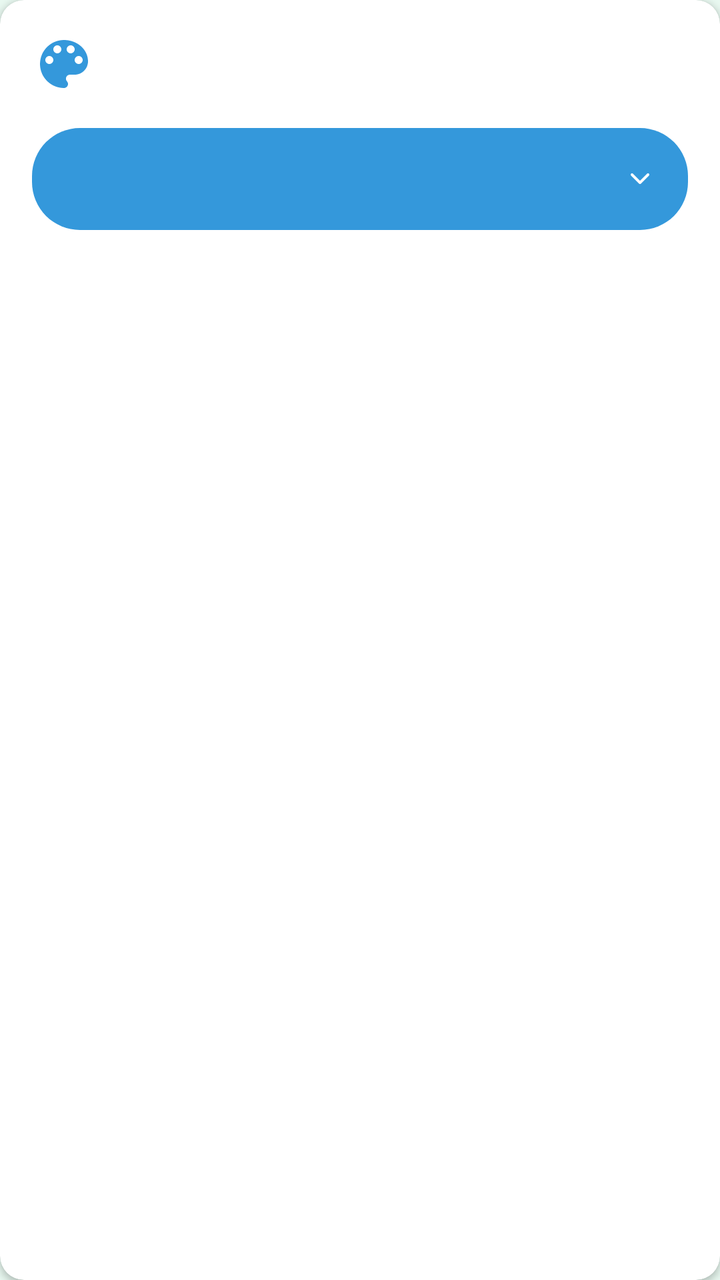
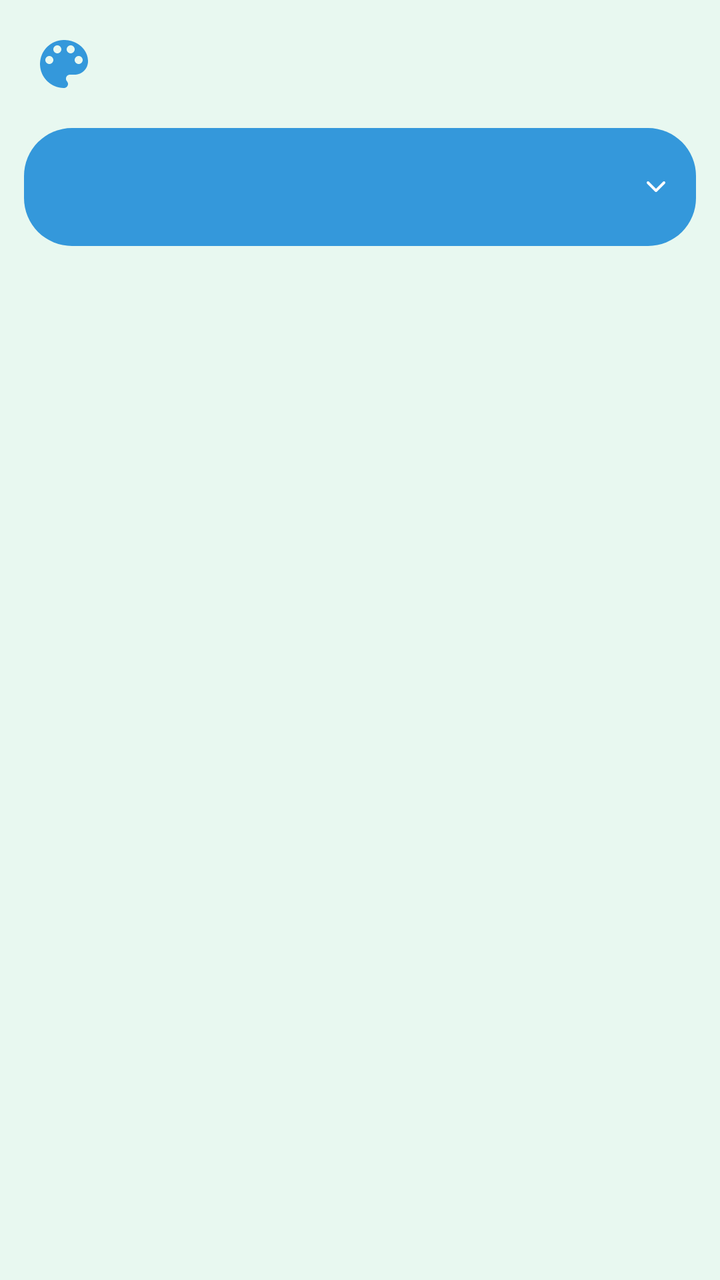

An Android layout rendered at two revisions. The XML below is the earlier revision; the diff shows what the commit changed to produce the second picture.
<!-- AndroidManifest.xml: application theme Theme.Equilibra -->
<!-- res/layout/view_selector.xml -->
<?xml version="1.0" encoding="utf-8"?>
<layout xmlns:android="http://schemas.android.com/apk/res/android"
    xmlns:app="http://schemas.android.com/apk/res-auto">

    <com.google.android.material.card.MaterialCardView
        android:id="@+id/cardContainer"
        android:layout_width="match_parent"
        android:layout_height="wrap_content"
        app:cardElevation="2dp"
        app:cardCornerRadius="12dp"
        app:cardBackgroundColor="@color/background_card">

        <LinearLayout
            android:layout_width="match_parent"
            android:layout_height="wrap_content"
            android:orientation="vertical"
            android:padding="16dp">

            
            <LinearLayout
                android:id="@+id/titleContainer"
                android:layout_width="match_parent"
                android:layout_height="wrap_content"
                android:orientation="horizontal"
                android:gravity="center_vertical"
                android:layout_marginBottom="16dp">

                <ImageView
                    android:id="@+id/cardIcon"
                    android:layout_width="32dp"
                    android:layout_height="32dp"
                    android:src="@drawable/ic_palette"
                    app:tint="@color/secondary" />

                <TextView
                    android:id="@+id/cardTitle"
                    android:layout_width="wrap_content"
                    android:layout_height="wrap_content"
                    android:textStyle="bold"
                    android:textSize="16sp"
                    android:textColor="@color/text_primary"
                    android:layout_marginStart="12dp" />

            </LinearLayout>

            
            <LinearLayout
                android:id="@+id/selectorContainer"
                android:layout_width="match_parent"
                android:layout_height="wrap_content"
                android:background="@drawable/selector_background"
                android:clickable="true"
                android:focusable="true"
                android:gravity="center_vertical"
                android:orientation="horizontal"
                android:padding="16dp">

                <TextView
                    android:id="@+id/selectorLabel"
                    android:layout_width="wrap_content"
                    android:layout_height="wrap_content"
                    android:textColor="@color/white"
                    android:textSize="14sp"
                    android:textStyle="bold" />

                <TextView
                    android:id="@+id/selectorValue"
                    android:layout_width="0dp"
                    android:layout_height="wrap_content"
                    android:layout_marginStart="8dp"
                    android:layout_weight="1"
                    android:textColor="@color/white"
                    android:textSize="14sp"
                    android:textStyle="bold" />

                <ImageView
                    android:id="@+id/selectorArrow"
                    android:layout_width="16dp"
                    android:layout_height="16dp"
                    android:layout_marginStart="8dp"
                    android:src="@drawable/ic_nav_chevron_down"
                    app:tint="@color/white" />
            </LinearLayout>

            
            <FrameLayout
                android:id="@+id/extraContent"
                android:layout_width="match_parent"
                android:layout_height="wrap_content"
                android:visibility="gone" />

        </LinearLayout>
    </com.google.android.material.card.MaterialCardView>
</layout>
<!-- resources referenced by this layout -->
<resources>
  <color name="background_card">#FFFFFF</color>
  <color name="secondary">#3498DB</color>
  <color name="text_primary">#1E2939</color>
  <color name="white">#FFFFFF</color>
  <!-- drawable ic_nav_chevron_down (drawable) -->
  ﻿<vector xmlns:android="http://schemas.android.com/apk/res/android"
      android:width="24dp" android:height="24dp"
      android:viewportWidth="24" android:viewportHeight="24">  <path android:fillColor="#00000000" android:strokeColor="#FF000000" android:strokeWidth="2" android:strokeLineCap="round" android:strokeLineJoin="round" android:pathData="m6 9 6 6 6-6" />
  </vector>
  <!-- drawable ic_palette (drawable) -->
  <vector xmlns:android="http://schemas.android.com/apk/res/android"
      android:width="24dp"
      android:height="24dp"
      android:viewportWidth="24"
      android:viewportHeight="24">
      <path
          android:fillColor="#000000"
          android:pathData="M12,3c-4.97,0 -9,4.03 -9,9s4.03,9 9,9c0.83,0 1.5,-0.67 1.5,-1.5c0,-0.39 -0.15,-0.74 -0.39,-1.01c-0.23,-0.26 -0.38,-0.61 -0.38,-0.99c0,-0.83 0.67,-1.5 1.5,-1.5L16,16c2.76,0 5,-2.24 5,-5c0,-4.42 -4.03,-8 -9,-8zM6.5,12c-0.83,0 -1.5,-0.67 -1.5,-1.5S5.67,9 6.5,9S8,9.67 8,10.5S7.33,12 6.5,12zM9.5,8C8.67,8 8,7.33 8,6.5S8.67,5 9.5,5s1.5,0.67 1.5,1.5S10.33,8 9.5,8zM14.5,8c-0.83,0 -1.5,-0.67 -1.5,-1.5S13.67,5 14.5,5s1.5,0.67 1.5,1.5S15.33,8 14.5,8zM17.5,12c-0.83,0 -1.5,-0.67 -1.5,-1.5S16.67,9 17.5,9s1.5,0.67 1.5,1.5S18.33,12 17.5,12z"/>
  </vector>
  <!-- drawable selector_background (drawable) -->
  <?xml version="1.0" encoding="utf-8"?>
  <shape xmlns:android="http://schemas.android.com/apk/res/android">
      <solid android:color="#3498DB" />
      <corners android:radius="24dp" />
  </shape>
  <style name="Theme.Equilibra" parent="Theme.MaterialComponents.DayNight.NoActionBar">
          <item name="colorPrimary">@color/primary_main</item>
          <item name="colorPrimaryVariant">@color/primary_light</item>
          <item name="colorOnPrimary">@color/white</item>
  
          <item name="colorSecondary">@color/secondary_main</item>
          <item name="colorSecondaryVariant">@color/secondary_light</item>
          <item name="colorOnSecondary">@color/white</item>
  
          <item name="android:statusBarColor">@color/primary_light</item>
          <item name="android:windowBackground">@color/primary_lightest</item>
  
          <item name="colorAccent">@color/accent_main</item>
      </style>
  <color name="primary_main">#2ECC71</color>
  <color name="primary_light">#27AE60</color>
  <color name="secondary_main">#3498DB</color>
  <color name="secondary_light">#5DADE2</color>
  <color name="primary_lightest">#E8F8F0</color>
  <color name="accent_main">#E67E22</color>
</resources>

<!-- the commit's change to res/layout/view_selector.xml (unified diff, before → after) -->
@@ -2,19 +2,14 @@
 <layout xmlns:android="http://schemas.android.com/apk/res/android"
     xmlns:app="http://schemas.android.com/apk/res-auto">
 
-    <com.google.android.material.card.MaterialCardView
-        android:id="@+id/cardContainer"
+    <LinearLayout
         android:layout_width="match_parent"
         android:layout_height="wrap_content"
-        app:cardElevation="2dp"
-        app:cardCornerRadius="12dp"
-        app:cardBackgroundColor="@color/background_card">
-
-        <LinearLayout
-            android:layout_width="match_parent"
-            android:layout_height="wrap_content"
-            android:orientation="vertical"
-            android:padding="16dp">
+        android:orientation="vertical"
+        android:layout_marginBottom="16dp"
+        app:cardCornerRadius="16dp"
+        app:cardElevation="4dp"
+        app:cardBackgroundColor="@android:color/white">
 
             
             <LinearLayout
@@ -23,7 +18,7 @@
                 android:layout_height="wrap_content"
                 android:orientation="horizontal"
                 android:gravity="center_vertical"
-                android:layout_marginBottom="16dp">
+                android:layout_margin="16dp">
 
                 <ImageView
                     android:id="@+id/cardIcon"
@@ -53,13 +48,16 @@
                 android:focusable="true"
                 android:gravity="center_vertical"
                 android:orientation="horizontal"
-                android:padding="16dp">
+                android:layout_marginStart="12dp"
+                android:layout_marginEnd="12dp"
+                android:padding="12dp">
 
                 <TextView
                     android:id="@+id/selectorLabel"
                     android:layout_width="wrap_content"
                     android:layout_height="wrap_content"
                     android:textColor="@color/white"
+                    android:layout_margin="8dp"
                     android:textSize="14sp"
                     android:textStyle="bold" />
 
@@ -89,6 +87,6 @@
                 android:layout_height="wrap_content"
                 android:visibility="gone" />
 
-        </LinearLayout>
-    </com.google.android.material.card.MaterialCardView>
+    </LinearLayout>
+
 </layout>
<!-- resource entries referenced after the edit -->
@@ -1,6 +1,5 @@
 <!-- resources referenced by this layout -->
 <resources>
-  <color name="background_card">#FFFFFF</color>
   <color name="secondary">#3498DB</color>
   <color name="text_primary">#1E2939</color>
   <color name="white">#FFFFFF</color>
